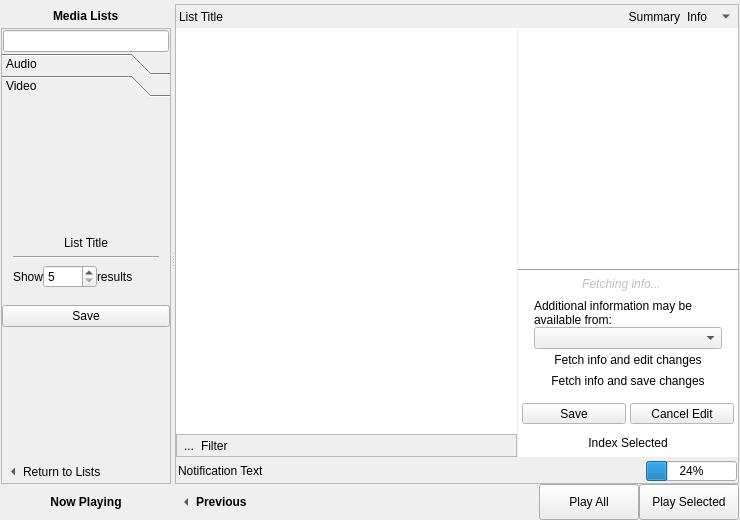
Before: the Qt Designer form src/mainwindow.ui in KDE/bangarang, drawn with Qt 5.
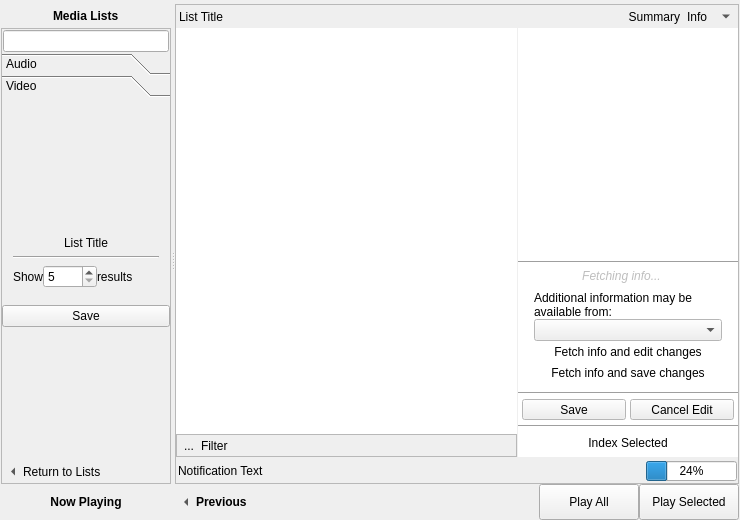
After: the same form once the commit is applied. The open tabs and pages were chosen to show the change. Icons and pictures are not drawn. Custom widgets are drawn as their Qt base class.

Commit message: add horizontal line to holder for indexer button and save/cancel button

Patch:
```diff
--- a/src/mainwindow.ui
+++ b/src/mainwindow.ui
@@ -874,8 +874,8 @@
                    <rect>
                     <x>0</x>
                     <y>0</y>
-                    <width>133</width>
-                    <height>219</height>
+                    <width>152</width>
+                    <height>367</height>
                    </rect>
                   </property>
                   <attribute name="label">
@@ -1873,8 +1873,8 @@
                            <rect>
                             <x>0</x>
                             <y>0</y>
-                            <width>220</width>
-                            <height>222</height>
+                            <width>205</width>
+                            <height>216</height>
                            </rect>
                           </property>
                           <layout class="QVBoxLayout" name="verticalLayout_64">
@@ -2194,6 +2194,31 @@
                        </item>
                        <item>
                         <widget class="QWidget" name="infoSaveHolder" native="true">
+                         <layout class="QVBoxLayout" name="verticalLayout_39">
+                          <property name="spacing">
+                           <number>0</number>
+                          </property>
+                          <property name="leftMargin">
+                           <number>0</number>
+                          </property>
+                          <property name="topMargin">
+                           <number>1</number>
+                          </property>
+                          <property name="rightMargin">
+                           <number>0</number>
+                          </property>
+                          <property name="bottomMargin">
+                           <number>0</number>
+                          </property>
+                          <item>
+                           <widget class="Line" name="line_11">
+                            <property name="orientation">
+                             <enum>Qt::Horizontal</enum>
+                            </property>
+                           </widget>
+                          </item>
+                          <item>
+                           <widget class="QWidget" name="widget_35" native="true">
                          <layout class="QHBoxLayout" name="horizontalLayout_24">
                           <property name="spacing">
                            <number>4</number>
@@ -2233,11 +2258,39 @@
                          </layout>
                         </widget>
                        </item>
+                         </layout>
+                        </widget>
+                       </item>
                        <item>
                         <widget class="QWidget" name="infoIndexerHolder" native="true">
+                         <layout class="QVBoxLayout" name="verticalLayout_37">
+                          <property name="spacing">
+                           <number>0</number>
+                          </property>
+                          <property name="leftMargin">
+                           <number>0</number>
+                          </property>
+                          <property name="topMargin">
+                           <number>1</number>
+                          </property>
+                          <property name="rightMargin">
+                           <number>0</number>
+                          </property>
+                          <property name="bottomMargin">
+                           <number>0</number>
+                          </property>
+                          <item>
+                           <widget class="Line" name="line_10">
+                            <property name="orientation">
+                             <enum>Qt::Horizontal</enum>
+                            </property>
+                           </widget>
+                          </item>
+                          <item>
+                           <widget class="QWidget" name="widget_10" native="true">
                          <layout class="QHBoxLayout" name="horizontalLayout_40">
                           <property name="spacing">
-                           <number>0</number>
+                              <number>4</number>
                           </property>
                           <property name="margin">
                            <number>4</number>
@@ -2253,6 +2306,9 @@
                             <property name="autoRaise">
                              <bool>true</bool>
                             </property>
+                              </widget>
+                             </item>
+                            </layout>
                            </widget>
                           </item>
                          </layout>
```
Lines whose indentation alone changed are shown as unchanged.
